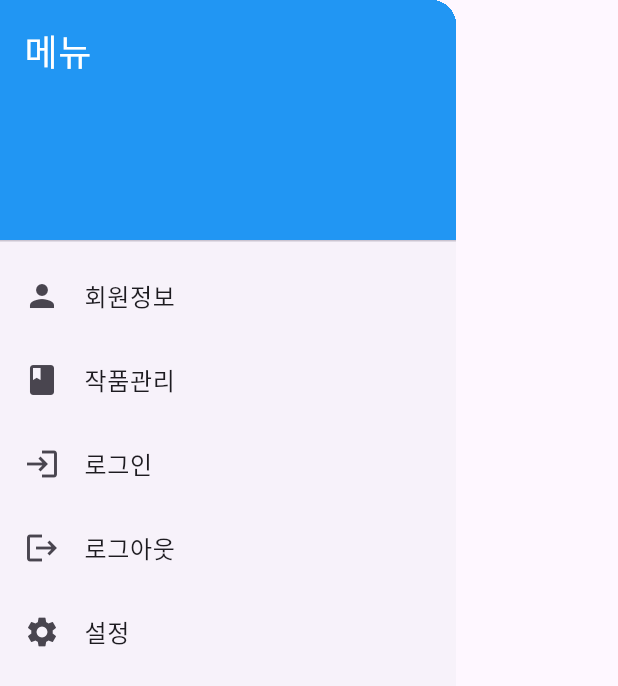
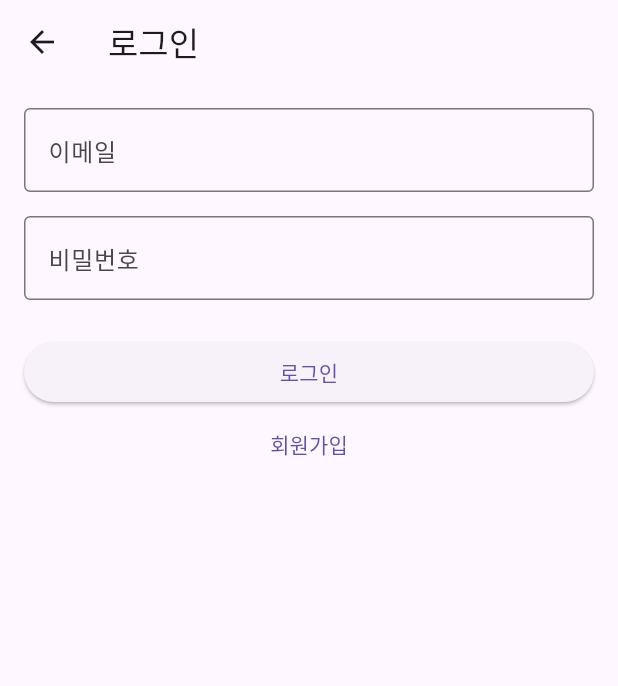
Before and after one commit to 20160553/novel_starter_FE, a Flutter app: the SideDrawer widget shown alone on an empty page, opened directly, after a tap on "로그인", on a phone screen of 412 x 824 dp. Shown: the top 686 px of the screen. Run offline on Flutter 3.47's test engine with Material 3 defaults, Android fonts, the phone set to English and light mode, and no system bars; our stand-ins replace dio, flutter_dotenv, flutter_riverpod, flutter_secure_storage, jwt_decoder, logger; accounts and stored records are empty.

Commit message:
FEAT: ApiService and Login

```diff
--- /dev/null
+++ b/lib/models/user.dart
@@ -0,0 +1,6 @@
+class User {
+  User({required this.id, required this.username});
+
+  final int id;
+  final String username;
+}
--- /dev/null
+++ b/lib/providers/api_service_provider.dart
@@ -0,0 +1,6 @@
+import 'package:flutter_riverpod/flutter_riverpod.dart';
+import 'package:novel_starter/services/api_service.dart';
+
+final apiServiceProvider = Provider<ApiService>((ref) {
+  return ApiService();
+});
--- /dev/null
+++ b/lib/screens/login_screen.dart
@@ -0,0 +1,77 @@
+import 'package:flutter/material.dart';
+import 'package:flutter_riverpod/flutter_riverpod.dart';
+import 'package:novel_starter/providers/viewmodels/user_viewmodel_provider.dart';
+import 'package:novel_starter/viewmodels/user_viewmodel.dart';
+
+class LoginScreen extends ConsumerWidget {
+
+  LoginScreen({super.key});
+
+  final TextEditingController _usernameController = TextEditingController();
+  final TextEditingController _passwordController = TextEditingController();
+  late final UserViewModel _userViewModel;
+
+  @override
+  Widget build(BuildContext context, WidgetRef ref) {
+    _userViewModel = ref.read(userViewModelProvider.notifier);
+    ref.listen(userViewModelProvider, (prevState, newState) {
+      if (newState != null)
+        {Navigator.pop(context);}
+    });
+
+    return Scaffold(
+      appBar: AppBar(
+        title: Text('로그인'),
+      ),
+      body: Padding(
+        padding: const EdgeInsets.all(16.0),
+        child: Column(
+          crossAxisAlignment: CrossAxisAlignment.stretch,
+          children: [
+            TextField(
+              controller: _usernameController,
+              decoration: InputDecoration(
+                labelText: '이메일',
+                border: OutlineInputBorder(),
+              ),
+              keyboardType: TextInputType.emailAddress,
+            ),
+            SizedBox(height: 16.0),
+            TextField(
+              controller: _passwordController,
+              decoration: InputDecoration(
+                labelText: '비밀번호',
+                border: OutlineInputBorder(),
+              ),
+              obscureText: true,
+            ),
+            SizedBox(height: 24.0),
+            ElevatedButton(
+              onPressed: () {
+                String username = _usernameController.text;
+                String password = _passwordController.text;
+
+                // 로그인 로직 추가
+                if (username.isNotEmpty && password.isNotEmpty) {
+                  _userViewModel.login(username, password);
+                } else {
+                  ScaffoldMessenger.of(context).showSnackBar(
+                    SnackBar(content: Text('이메일과 비밀번호를 입력해주세요.')),
+                  );
+                }
+              },
+              child: Text('로그인'),
+            ),
+            TextButton(
+              onPressed: () {
+                // 회원가입 화면으로 이동
+                print('회원가입 화면으로 이동');
+              },
+              child: Text('회원가입'),
+            ),
+          ],
+        ),
+      ),
+    );
+  }
+}
--- /dev/null
+++ b/lib/usecases/create_user_usecase.dart
@@ -0,0 +1,11 @@
+import 'package:novel_starter/repositories/user_repository.dart';
+
+class CreateUserUseCase {
+  final UserRepository repository;
+
+  CreateUserUseCase(this.repository);
+
+  Future<void> execute(String username, String password) async {
+    return await repository.createUser(username, password);
+  }
+}
--- /dev/null
+++ b/lib/usecases/login_usecase.dart
@@ -0,0 +1,12 @@
+import 'package:novel_starter/models/user.dart';
+import 'package:novel_starter/repositories/user_repository.dart';
+
+class LoginUsecase {
+  final UserRepository repository;
+
+  LoginUsecase(this.repository);
+
+  Future<User> execute(String username, String password) async {
+    return await repository.login(username, password);
+  }
+}
--- /dev/null
+++ b/lib/utils/utils.dart
@@ -0,0 +1,3 @@
+import 'package:logger/logger.dart';
+
+var logger = Logger();
--- /dev/null
+++ b/lib/viewmodels/user_viewmodel.dart
@@ -0,0 +1,22 @@
+import 'package:flutter_riverpod/flutter_riverpod.dart';
+import 'package:novel_starter/models/user.dart';
+import 'package:novel_starter/usecases/create_user_usecase.dart';
+import 'package:novel_starter/usecases/login_usecase.dart';
+
+class UserViewModel extends StateNotifier<User?> {
+
+  UserViewModel(this._createUserUseCase, this._loginUsecase): super(null);
+
+  final CreateUserUseCase _createUserUseCase;
+  final LoginUsecase _loginUsecase;
+
+  void login(String username, String password) async {
+    state = await _loginUsecase.execute(username, password);
+  }
+
+  void logout() async {
+    state = null;
+    //todo
+  }
+
+}
--- a/lib/widgets/side_drawer.dart
+++ b/lib/widgets/side_drawer.dart
@@ -1,8 +1,8 @@
 import 'package:flutter/material.dart';
+import 'package:novel_starter/screens/login_screen.dart';
 import 'package:novel_starter/screens/novel_manage_screen.dart';
 
 class SideDrawer extends StatelessWidget {
-
   SideDrawer({super.key});
 
   @override
@@ -49,6 +49,13 @@ class SideDrawer extends StatelessWidget {
             title: Text('로그인'),
             onTap: () {
               // 로그인 클릭 시 동작
+              Navigator.push(
+                context,
+                MaterialPageRoute(
+                  builder: (context) =>
+                      LoginScreen(),
+                ),
+              );
             },
           ),
           ListTile(
```
Also changed, not shown: lib/main.dart (+7 -2 lines), lib/providers/usecases/user/create_user_usecase_provider.dart (added, +8 -0 lines), lib/providers/usecases/user/login_usecase_provider.dart (added, +8 -0 lines), lib/providers/user_repository_provider.dart (added, +9 -0 lines), lib/providers/viewmodels/user_viewmodel_provider.dart (added, +12 -0 lines), lib/repositories/user_repository.dart (added, +7 -0 lines), lib/repositories/user_repository_impl.dart (added, +62 -0 lines), lib/services/api_service.dart (added, +50 -0 lines), lib/usecases/get_user_usecase.dart (added, +12 -0 lines), lib/utils/config.dart (added, +15 -0 lines), pubspec.yaml (+11 -3 lines), pubspec.lock, 6 other files.
